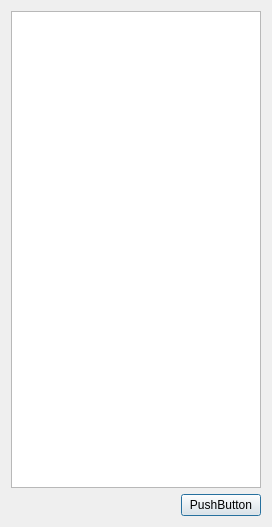
The window that voltage.ui (fdult/acceptance_generator) describes before a commit, drawn with Qt 5.
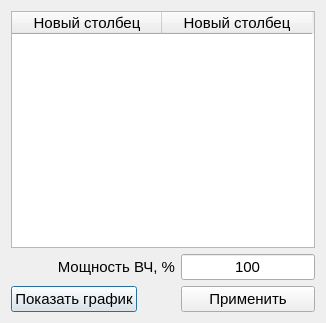
The same window after the commit.

```diff
--- a/voltage.ui
+++ b/voltage.ui
@@ -6,34 +6,127 @@
    <rect>
     <x>0</x>
     <y>0</y>
-    <width>272</width>
-    <height>527</height>
+    <width>326</width>
+    <height>323</height>
    </rect>
   </property>
   <property name="windowTitle">
    <string>Dialog</string>
   </property>
   <layout class="QGridLayout" name="gridLayout">
-   <item row="0" column="0" colspan="2">
-    <widget class="QTableWidget" name="tableWidget"/>
+   <item row="1" column="2">
+    <widget class="QLineEdit" name="lineEdit">
+     <property name="font">
+      <font>
+       <pointsize>11</pointsize>
+      </font>
+     </property>
+     <property name="focusPolicy">
+      <enum>Qt::ClickFocus</enum>
+     </property>
+     <property name="text">
+      <string>100</string>
+     </property>
+     <property name="alignment">
+      <set>Qt::AlignCenter</set>
+     </property>
+    </widget>
    </item>
-   <item row="1" column="0">
+   <item row="2" column="0">
+    <widget class="QPushButton" name="pushButton_2">
+     <property name="font">
+      <font>
+       <pointsize>11</pointsize>
+      </font>
+     </property>
+     <property name="text">
+      <string>Показать график</string>
+     </property>
+    </widget>
+   </item>
+   <item row="2" column="2">
+    <widget class="QPushButton" name="pushButton">
+     <property name="font">
+      <font>
+       <pointsize>11</pointsize>
+      </font>
+     </property>
+     <property name="focusPolicy">
+      <enum>Qt::NoFocus</enum>
+     </property>
+     <property name="text">
+      <string>Применить</string>
+     </property>
+    </widget>
+   </item>
+   <item row="0" column="0" colspan="3">
+    <widget class="QTableWidget" name="tableWidget">
+     <property name="sizePolicy">
+      <sizepolicy hsizetype="Preferred" vsizetype="Preferred">
+       <horstretch>0</horstretch>
+       <verstretch>0</verstretch>
+      </sizepolicy>
+     </property>
+     <property name="font">
+      <font>
+       <pointsize>11</pointsize>
+      </font>
+     </property>
+     <property name="focusPolicy">
+      <enum>Qt::ClickFocus</enum>
+     </property>
+     <property name="sizeAdjustPolicy">
+      <enum>QAbstractScrollArea::AdjustToContents</enum>
+     </property>
+     <property name="editTriggers">
+      <set>QAbstractItemView::NoEditTriggers</set>
+     </property>
+     <property name="showGrid">
+      <bool>true</bool>
+     </property>
+     <attribute name="horizontalHeaderDefaultSectionSize">
+      <number>150</number>
+     </attribute>
+     <attribute name="verticalHeaderVisible">
+      <bool>false</bool>
+     </attribute>
+     <column>
+      <property name="text">
+       <string>Новый столбец</string>
+      </property>
+     </column>
+     <column>
+      <property name="text">
+       <string>Новый столбец</string>
+      </property>
+     </column>
+    </widget>
+   </item>
+   <item row="2" column="1">
     <spacer name="horizontalSpacer">
      <property name="orientation">
       <enum>Qt::Horizontal</enum>
      </property>
      <property name="sizeHint" stdset="0">
       <size>
-       <width>165</width>
+       <width>40</width>
        <height>20</height>
       </size>
      </property>
     </spacer>
    </item>
-   <item row="1" column="1">
-    <widget class="QPushButton" name="pushButton">
+   <item row="1" column="0" colspan="2">
+    <widget class="QLabel" name="label">
+     <property name="font">
+      <font>
+       <pointsize>11</pointsize>
+      </font>
+     </property>
      <property name="text">
-      <string>PushButton</string>
+      <string>Мощность ВЧ, %</string>
+     </property>
+     <property name="alignment">
+      <set>Qt::AlignRight|Qt::AlignTrailing|Qt::AlignVCenter</set>
      </property>
     </widget>
    </item>
```
